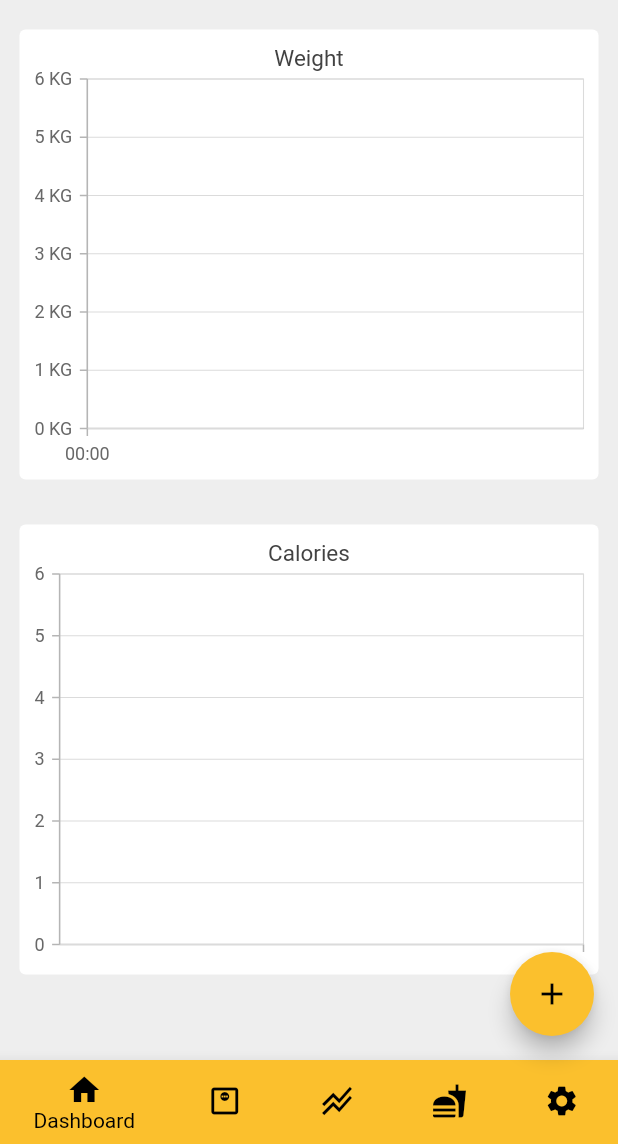
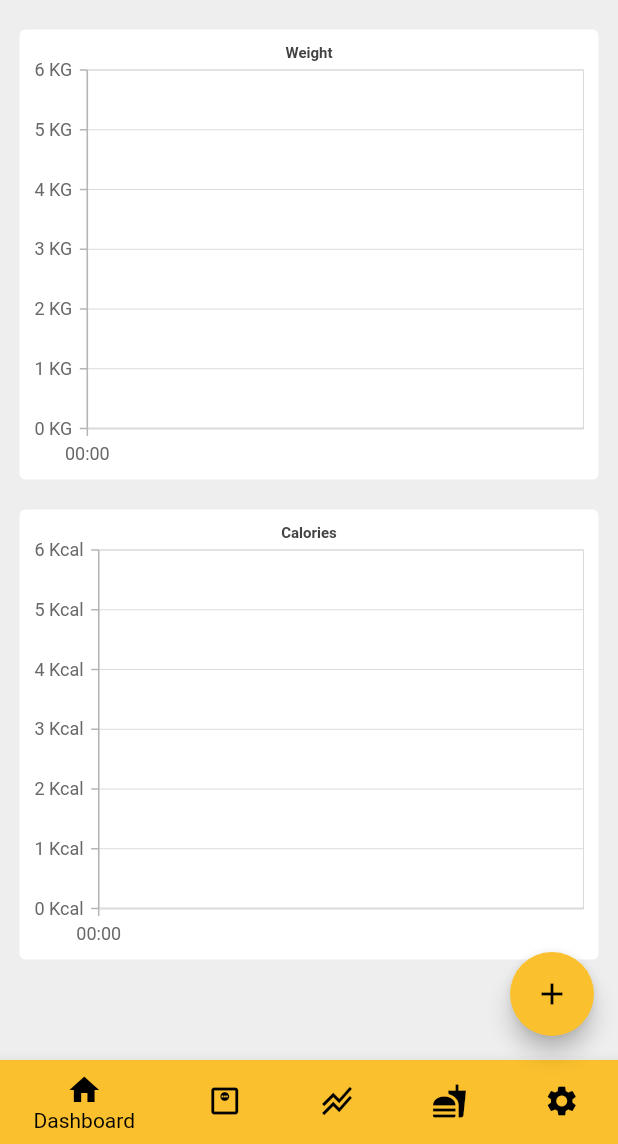
Before and after one commit to Harry-Edge/trackit-flutter, a Flutter app: the screen it shows after launch, on a phone screen of 412 x 824 dp, the part 92-1236 px from its top. Run offline on Flutter 3.47's test engine with Material 2 defaults, Android fonts, the phone set to English and light mode, and no system bars; our stand-ins replace flutter_spinkit, settings_ui, sqflite, syncfusion_flutter_charts; accounts and stored records are empty.

Commit message:
chart finalisation.

```diff
--- a/lib/components/calorie_chart.dart
+++ b/lib/components/calorie_chart.dart
@@ -14,26 +14,28 @@ class CalorieChart extends StatefulWidget {
 
 class _CalorieChartState extends State<CalorieChart> {
 
-  List<CalorieData> _mapCalorieData = [];
+  late final List<CalorieData> _mapCalorieData = [];
+  late ZoomPanBehavior _zoomPanBehavior;
 
   @override
   void initState()  {
     super.initState();
+    _zoomPanBehavior = ZoomPanBehavior(
+        enablePinching: true,
+        enablePanning: true,
+        zoomMode: ZoomMode.x,
+        maximumZoomLevel: 0.5,
+        enableDoubleTapZooming: true);
     _parseData();
   }
 
   void _parseData() {
     setState(() {
       for (var weight in widget.calorieData){
-
-        var parsedDate = DateTime.parse(weight['date_inputted']);
-        final DateFormat formatter = DateFormat('dd-MM');
-        final String formatted = formatter.format(parsedDate);
-
-        _mapCalorieData.add(
-            CalorieData(
-                formatted,
-                weight['inputted_calories']));
+        _mapCalorieData.add(CalorieData(
+            DateTime.parse(weight['date_inputted']),
+            weight['inputted_calories']
+        ));
       }
     });
   }
@@ -46,21 +48,43 @@ class _CalorieChartState extends State<CalorieChart> {
       margin: const EdgeInsets.all(10),
       child: SfCartesianChart(
         // Initialize category axis
-          primaryXAxis: CategoryAxis(),
-          title: ChartTitle(text: 'Calories'),
+          title: ChartTitle(
+              text: 'Calories',
+              textStyle: const TextStyle(
+                fontSize: 10,
+                fontWeight: FontWeight.bold
+              )),
+          zoomPanBehavior: _zoomPanBehavior,
           tooltipBehavior: TooltipBehavior( enable: true),
-          series: <LineSeries<CalorieData, String>>[
-            LineSeries<CalorieData, String>(
+          series: <SplineSeries<CalorieData, DateTime>>[
+            SplineSeries<CalorieData, DateTime>(
               // Bind data source
                 dataSource:  _mapCalorieData,
+                name: 'Calories (Kcal)',
                 xValueMapper: (CalorieData calories, _) => calories.date,
+                color: Colors.yellow[700],
+                animationDuration: 2000,
+                width: 3,
+                opacity: 1,
+                splineType: SplineType.monotonic,
+                cardinalSplineTension: 0.9,
                 yValueMapper: (CalorieData calories, _) => calories.calories,
-                dataLabelSettings: const DataLabelSettings(isVisible: true),
-                markerSettings: const MarkerSettings(
+                markerSettings: MarkerSettings(
+                    isVisible: true,
+                    height: 3,
+                    width: 3,
+                    shape: DataMarkerType.circle,
                     borderWidth: 3,
-                    borderColor: Colors.red)
+                    borderColor: Colors.yellow[700])
             )
-          ]
+          ],
+          primaryXAxis: DateTimeAxis(
+              edgeLabelPlacement: EdgeLabelPlacement.shift),
+          primaryYAxis: NumericAxis(
+              labelAlignment: LabelAlignment.end,
+              labelFormat: '{value} Kcal',
+              maximumLabels: 3,
+              numberFormat: NumberFormat.decimalPattern()),
       ),
     );
   }
@@ -69,5 +93,5 @@ class _CalorieChartState extends State<CalorieChart> {
 class CalorieData {
   CalorieData(this.date, this.calories);
   final double calories;
-  final String date;
+  final DateTime date;
 }
--- a/lib/components/weight_chart.dart
+++ b/lib/components/weight_chart.dart
@@ -26,10 +26,11 @@ class _WeightChartState extends State<WeightChart> {
         enablePinching: true,
         enablePanning: true,
         zoomMode: ZoomMode.x,
-
+        maximumZoomLevel: 0.5,
         enableDoubleTapZooming: true);
     _parseData();
   }
+
 
   void _parseData() {
     setState(() {
@@ -38,9 +39,6 @@ class _WeightChartState extends State<WeightChart> {
           DateTime.parse(weight['date_inputted']),
           weight['inputted_weight']
         ));
-
-        print(_mapWeightData);
-
       }
     });
   }
@@ -53,7 +51,12 @@ class _WeightChartState extends State<WeightChart> {
       margin: const EdgeInsets.all(10),
       child: SfCartesianChart(
         // Initialize category axis
-          title: ChartTitle(text: 'Weight'),
+          title: ChartTitle(
+              text: 'Weight',
+              textStyle: const TextStyle(
+              fontSize: 10,
+              fontWeight: FontWeight.bold)
+          ),
           zoomPanBehavior: _zoomPanBehavior,
           tooltipBehavior: TooltipBehavior( enable: true),
           series: [
@@ -65,16 +68,15 @@ class _WeightChartState extends State<WeightChart> {
                 color: Colors.yellow[700],
                 animationDuration: 2000,
                 width: 3,
-                yAxisName: 'yAxis1',
                 opacity: 1,
                 splineType: SplineType.monotonic,
                 cardinalSplineTension: 0.9,
                 yValueMapper: (WeightData weight, _) => weight.weight,
                 markerSettings: MarkerSettings(
                     isVisible: true,
-                    height: 3,
-                    width: 3,
-                    shape: DataMarkerType.diamond,
+                    height: 2,
+                    width: 2,
+                    shape: DataMarkerType.circle,
                     borderWidth: 3,
                     borderColor: Colors.yellow[700])
             )
--- a/lib/db_functions/db_functions.dart
+++ b/lib/db_functions/db_functions.dart
@@ -37,7 +37,7 @@ class SQLiteDB {
   }
   static Future<sql.Database> sqLitedb() async {
     return sql.openDatabase(
-      'sql_liteEeeeeeeserdeSDaD.db',
+      'sql_liteEeeedeeseserdeSDaD.db',
       version: 1,
       onCreate: (sql.Database database, int version) async {
         await createTables(database);
@@ -85,12 +85,12 @@ class SQLiteDB {
   // Read all items weight
   static Future<List<Map<String, dynamic>>> getWeightData() async {
     final db = await sqLitedb();
-    return db.query('weight_entries', orderBy: "id");
+    return db.query('weight_entries', orderBy: "date_inputted");
   }
 
   static Future<List<Map<String, dynamic>>> getCalorieData() async {
     final db = await sqLitedb();
-    return db.query('calorie_entries', orderBy: "id");
+    return db.query('calorie_entries', orderBy: "date_inputted");
   }
 
   static Future<List<Map<String, dynamic>>> rawSQLQuery(query) async {
--- a/lib/screens/dashboard.dart
+++ b/lib/screens/dashboard.dart
@@ -4,7 +4,7 @@ import 'package:track_it/db_functions/db_functions.dart';
 import 'package:syncfusion_flutter_charts/charts.dart';
 import 'package:track_it/components/weight_chart.dart';
 import 'package:track_it/components/calorie_chart.dart';
-
+import 'package:flutter_spinkit/flutter_spinkit.dart';
 
 class DashboardScreen extends StatefulWidget {
   const DashboardScreen({Key? key}) : super(key: key);
@@ -15,8 +15,8 @@ class DashboardScreen extends StatefulWidget {
 
 class _DashboardScreenState extends State<DashboardScreen> {
 
-  List<Map> ? _weightData;
-  List<Map> ? _calorieData;
+  List<Map> _weightData = [];
+  List<Map> _calorieData = [];
   bool _isLoading = true;
 
   void _refreshData() async {
@@ -29,7 +29,6 @@ class _DashboardScreenState extends State<DashboardScreen> {
       _isLoading = false;
     });
   }
-
   @override
   void initState()  {
     super.initState();
@@ -40,7 +39,6 @@ class _DashboardScreenState extends State<DashboardScreen> {
   // Delete an item
   void _deleteItem(int id) async {
     await SQLiteDB.deleteWeightEntry(id);
-    print(id);
     ScaffoldMessenger.of(context).showSnackBar(const SnackBar(
       content: Text('Successfully deleted a journal!'),
     ));
@@ -49,7 +47,13 @@ class _DashboardScreenState extends State<DashboardScreen> {
 
   @override
   Widget build(BuildContext context) {
-    return SingleChildScrollView(
+    return Container(
+      child: _isLoading ? const Center(
+        child: SpinKitFoldingCube(
+          color: Colors.black,
+          size: 50.0,
+        ),
+      ) : SingleChildScrollView(
         child: Padding(
           padding: const EdgeInsets.all(3.0),
           child: Column(
@@ -64,27 +68,25 @@ class _DashboardScreenState extends State<DashboardScreen> {
                         fontWeight: FontWeight.w900)),
               ),
               const SizedBox(height: 10.0),
-            WeightChart(weightData: _weightData!),
-            const SizedBox(height: 10.0),
-            CalorieChart(calorieData: _calorieData!),
-            const SizedBox(height: 10.0),
+              WeightChart(weightData: _weightData),
+              CalorieChart(calorieData: _calorieData),
               ListView.builder(
                   shrinkWrap: true,
                   physics: const NeverScrollableScrollPhysics(),
-                itemCount: _weightData?.length ?? 0,
+                  itemCount: _weightData.length,
                   itemBuilder: (context, index) => Card(
                       elevation: 0,
                       color: Colors.white,
                       margin: const EdgeInsets.all(10),
                       child: ListTile (
-                      title: Text(_weightData![index]['user'].toString()),
-                      subtitle: Text(_weightData![index]['inputted_weight'].toString()),
+                        title: Text(_weightData[index]['user'].toString()),
+                        subtitle: Text(_weightData[index]['inputted_weight'].toString()),
                         trailing: SizedBox(
                             width: 50,
                             child: Row(
                               children: [
                                 IconButton(
-                                  onPressed: () => _deleteItem(_weightData![index]['id']),
+                                    onPressed: () => _deleteItem(_weightData[index]['id']),
                                     icon: const Icon(Icons.delete))
                               ],
                             )
@@ -94,18 +96,7 @@ class _DashboardScreenState extends State<DashboardScreen> {
             ],
           ),
         ),
+      ),
     );
   }
 }
-
-class WeightData {
-  WeightData(this.date, this.weight);
-  final double weight;
-  final String date;
-}
-
-class CalorieData {
-  CalorieData(this.date, this.calories);
-  final double calories;
-  final String date;
-}
```
Also changed, not shown: lib/pages/loading.dart (+49 -3 lines). Lines whose indentation alone changed are shown as unchanged.
